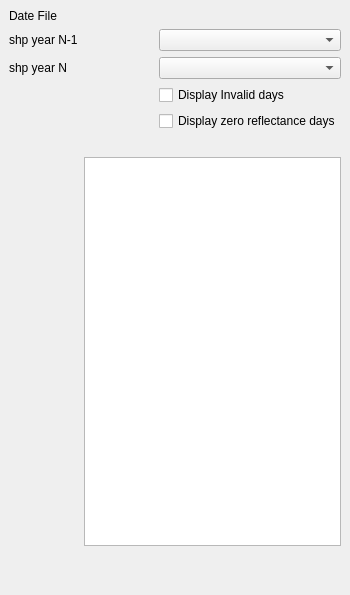
Qt form display_profile_dockwidget_base.ui (ludox09/display_profile) before a commit.
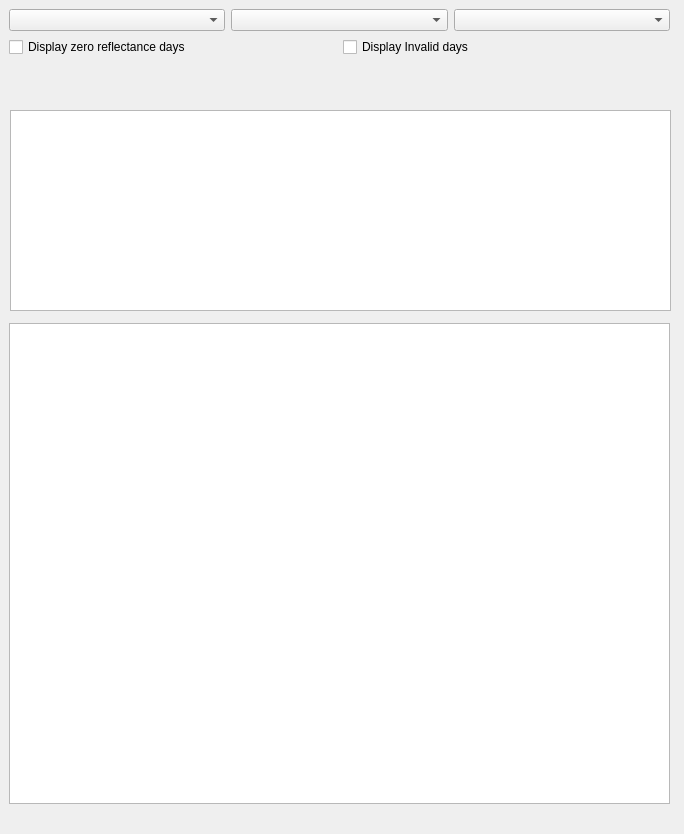
The same form after that commit. Custom widgets are drawn as their Qt base class.

```diff
--- a/display_profile_dockwidget_base.ui
+++ b/display_profile_dockwidget_base.ui
@@ -6,87 +6,111 @@
    <rect>
     <x>0</x>
     <y>0</y>
-    <width>350</width>
-    <height>595</height>
+    <width>684</width>
+    <height>834</height>
    </rect>
   </property>
   <property name="windowTitle">
    <string>Display Profile</string>
   </property>
   <widget class="QWidget" name="dockWidgetContents">
-   <layout class="QGridLayout" name="gridLayout">
-    <property name="topMargin">
-     <number>9</number>
-    </property>
-    <item row="13" column="4">
-     <widget class="QLabel" name="label_info">
-      <property name="text">
-       <string/>
-      </property>
-     </widget>
-    </item>
-    <item row="6" column="4">
+   <property name="sizePolicy">
+    <sizepolicy hsizetype="Preferred" vsizetype="Preferred">
+     <horstretch>0</horstretch>
+     <verstretch>0</verstretch>
+    </sizepolicy>
+   </property>
+   <property name="contextMenuPolicy">
+    <enum>Qt::DefaultContextMenu</enum>
+   </property>
+   <widget class="QGraphicsView" name="graphicsView">
+    <property name="geometry">
+     <rect>
+      <x>9</x>
+      <y>323</y>
+      <width>661</width>
+      <height>481</height>
+     </rect>
+    </property>
+    <property name="sizePolicy">
+     <sizepolicy hsizetype="Expanding" vsizetype="Ignored">
+      <horstretch>0</horstretch>
+      <verstretch>0</verstretch>
+     </sizepolicy>
+    </property>
+    <property name="resizeAnchor">
+     <enum>QGraphicsView::AnchorViewCenter</enum>
+    </property>
+   </widget>
+   <widget class="QTableWidget" name="table">
+    <property name="geometry">
+     <rect>
+      <x>10</x>
+      <y>110</y>
+      <width>661</width>
+      <height>201</height>
+     </rect>
+    </property>
+    <property name="sizePolicy">
+     <sizepolicy hsizetype="Expanding" vsizetype="Ignored">
+      <horstretch>0</horstretch>
+      <verstretch>0</verstretch>
+     </sizepolicy>
+    </property>
+    <attribute name="horizontalHeaderVisible">
+     <bool>false</bool>
+    </attribute>
+   </widget>
+   <widget class="QWidget" name="">
+    <property name="geometry">
+     <rect>
+      <x>9</x>
+      <y>9</y>
+      <width>661</width>
+      <height>91</height>
+     </rect>
+    </property>
+    <layout class="QVBoxLayout" name="verticalLayout">
+     <item>
+      <layout class="QHBoxLayout" name="horizontalLayout">
+       <item>
+        <widget class="QComboBox" name="comboBox_N0"/>
+       </item>
+       <item>
+        <widget class="QComboBox" name="comboBox_N1"/>
+       </item>
+       <item>
+        <widget class="QComboBox" name="comboBox_raster">
+         <property name="toolTip">
+          <string>Cool</string>
+         </property>
+        </widget>
+       </item>
+      </layout>
+     </item>
+     <item>
+      <layout class="QHBoxLayout" name="horizontalLayout_2">
+       <item>
      <widget class="QCheckBox" name="checkBox_zero">
       <property name="text">
        <string>Display zero reflectance days</string>
       </property>
      </widget>
     </item>
-    <item row="5" column="4">
+       <item>
      <widget class="QCheckBox" name="checkBox_invalid">
       <property name="text">
        <string>Display Invalid days</string>
       </property>
      </widget>
     </item>
-    <item row="11" column="4">
-     <widget class="QLabel" name="label_pixel">
-      <property name="text">
-       <string/>
-      </property>
-     </widget>
-    </item>
-    <item row="2" column="4">
-     <widget class="QComboBox" name="comboBox_N0"/>
-    </item>
-    <item row="1" column="4">
+      </layout>
+     </item>
+     <item>
      <widget class="QgsFileWidget" name="mQgsFileWidget"/>
     </item>
-    <item row="1" column="0">
-     <widget class="QLabel" name="label_file">
-      <property name="text">
-       <string>Date File</string>
-      </property>
-     </widget>
-    </item>
-    <item row="2" column="0">
-     <widget class="QLabel" name="label">
-      <property name="text">
-       <string>shp year N-1</string>
-      </property>
-     </widget>
-    </item>
-    <item row="3" column="4">
-     <widget class="QComboBox" name="comboBox_N1"/>
-    </item>
-    <item row="9" column="4">
-     <widget class="QLabel" name="label_coordinates">
-      <property name="text">
-       <string/>
-      </property>
-     </widget>
-    </item>
-    <item row="3" column="0">
-     <widget class="QLabel" name="label_2">
-      <property name="text">
-       <string>shp year N</string>
-      </property>
-     </widget>
-    </item>
-    <item row="10" column="3" colspan="2">
-     <widget class="QGraphicsView" name="graphicsView"/>
-    </item>
-   </layout>
+    </layout>
+   </widget>
   </widget>
  </widget>
  <customwidgets>
```
Lines whose indentation alone changed are shown as unchanged.
